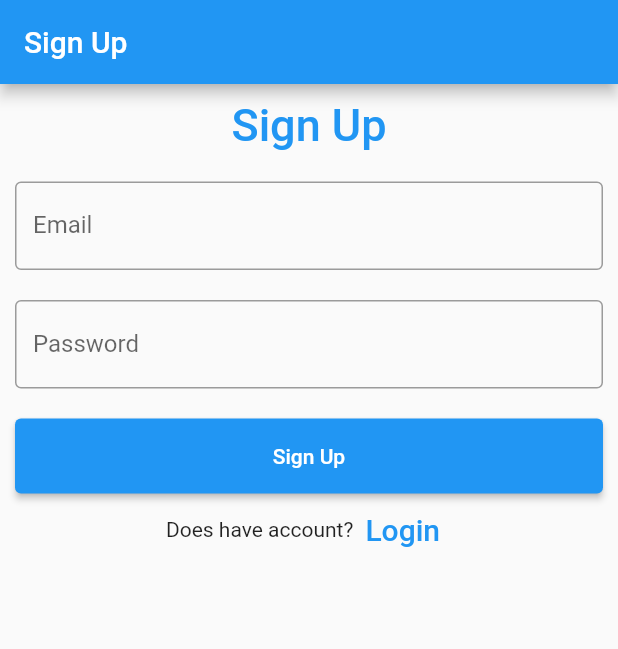
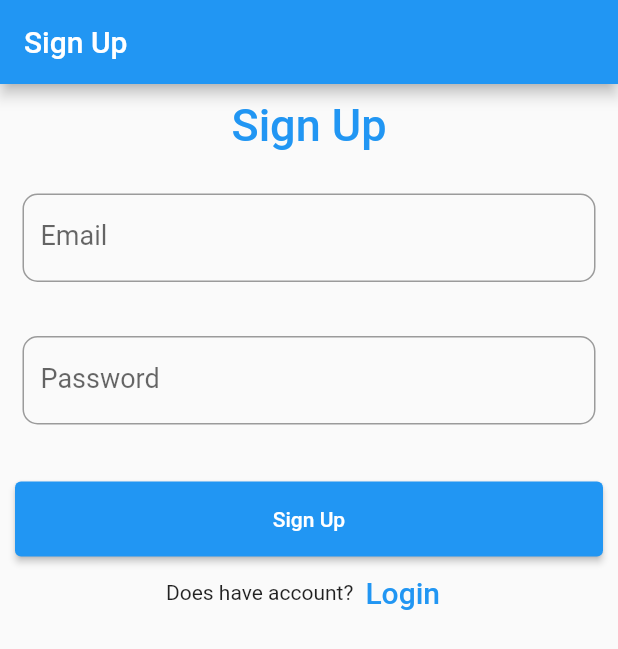
Before and after one commit to Dani025a/Flutter_Project, a Flutter app: the screen it shows after launch, after a tap on "Sign up", on a phone screen of 412 x 824 dp. Shown: the top 649 px of the screen. Run offline on Flutter 3.47's test engine with Material 2 defaults, Android fonts, the phone set to English and light mode, and no system bars; our stand-ins replace cloud_firestore, firebase_auth, firebase_core, fluttertoast; missing offline and left inert: dart:ffi; accounts and stored records are empty; network calls fail.

Commit message:
changed inputtext

```diff
--- a/lib/Screens/addScreen.dart
+++ b/lib/Screens/addScreen.dart
@@ -129,6 +129,9 @@ class _AddScreenState extends State<AddScreen> {
               mainAxisAlignment: MainAxisAlignment.spaceEvenly,
               children: [
                 ElevatedButton(
+                  style: ElevatedButton.styleFrom(
+                    minimumSize: const Size(380, 50),
+                  ),
                   onPressed: () {
                     addUser(
                         name: name.text,
--- a/lib/Screens/editScreen.dart
+++ b/lib/Screens/editScreen.dart
@@ -177,6 +177,9 @@ class _EditScreenState extends State<EditScreen> {
                     mainAxisAlignment: MainAxisAlignment.spaceEvenly,
                     children: [
                       ElevatedButton(
+                        style: ElevatedButton.styleFrom(
+                          minimumSize: const Size(380, 50),
+                        ),
                         onPressed: () {
                           if (_formkey.currentState!.validate()) {
                             setState(() {
--- a/lib/Screens/homeScreen.dart
+++ b/lib/Screens/homeScreen.dart
@@ -130,7 +130,8 @@ class _HomeScreenState extends State<HomeScreen> {
                                     ),
                                   ),
                                 ],
-                            ),
+                                crossAxisAlignment: CrossAxisAlignment.center,
+                                mainAxisAlignment: MainAxisAlignment.center),
                           ),
                         ],
                       ),
--- a/lib/Screens/loginScreen.dart
+++ b/lib/Screens/loginScreen.dart
@@ -33,24 +33,50 @@ class _LoginScreenState extends State<LoginScreen> {
                           fontSize: 30),
                     )),
                 Container(
-                  padding: const EdgeInsets.all(10),
-                  child: TextField(
+                  margin: const EdgeInsets.symmetric(
+                    vertical: 18,
+                    horizontal: 15,
+                  ),
+                  child: TextFormField(
+                    decoration: const InputDecoration(
+                      labelText: 'Email',
+                      labelStyle: TextStyle(fontSize: 18),
+                      errorStyle: TextStyle(color: Colors.red, fontSize: 15),
+                      border: OutlineInputBorder(
+                        borderRadius: BorderRadius.all(Radius.circular(10)),
+                      ),
+                    ),
                     controller: loginEmail,
-                    decoration: const InputDecoration(
-                      border: OutlineInputBorder(),
-                      labelText: 'Email',
-                    ),
+                    validator: (loginEmail) {
+                      if (loginEmail == null || loginEmail.isEmpty) {
+                        return 'Please enter email';
+                      }
+                      return null;
+                    },
                   ),
                 ),
                 Container(
-                  padding: const EdgeInsets.fromLTRB(10, 10, 10, 0),
-                  child: TextField(
+                  margin: const EdgeInsets.symmetric(
+                    vertical: 18,
+                    horizontal: 15,
+                  ),
+                  child: TextFormField(
+                    decoration: const InputDecoration(
+                      labelText: 'Password',
+                      labelStyle: TextStyle(fontSize: 18),
+                      errorStyle: TextStyle(color: Colors.red, fontSize: 15),
+                      border: OutlineInputBorder(
+                        borderRadius: BorderRadius.all(Radius.circular(10)),
+                      ),
+                    ),
+                    controller: loginPassword,
                     obscureText: true,
-                    controller: loginPassword,
-                    decoration: const InputDecoration(
-                      border: OutlineInputBorder(),
-                      labelText: 'Password',
-                    ),
+                    validator: (loginPassword) {
+                      if (loginPassword == null || loginPassword.isEmpty) {
+                        return 'Please enter Password';
+                      }
+                      return null;
+                    },
                   ),
                 ),
                 Container(
--- a/lib/Screens/signUpScreen.dart
+++ b/lib/Screens/signUpScreen.dart
@@ -33,24 +33,50 @@ class _SignUpScreenState extends State<SignUpScreen> {
                           fontSize: 30),
                     )),
                 Container(
-                  padding: const EdgeInsets.all(10),
-                  child: TextField(
+                  margin: const EdgeInsets.symmetric(
+                    vertical: 18,
+                    horizontal: 15,
+                  ),
+                  child: TextFormField(
+                    decoration: const InputDecoration(
+                      labelText: 'Email',
+                      labelStyle: TextStyle(fontSize: 18),
+                      errorStyle: TextStyle(color: Colors.red, fontSize: 15),
+                      border: OutlineInputBorder(
+                        borderRadius: BorderRadius.all(Radius.circular(10)),
+                      ),
+                    ),
                     controller: signUpEmail,
-                    decoration: const InputDecoration(
-                      border: OutlineInputBorder(),
-                      labelText: 'Email',
-                    ),
+                    validator: (signUpEmail) {
+                      if (signUpEmail == null || signUpEmail.isEmpty) {
+                        return 'Please enter email';
+                      }
+                      return null;
+                    },
                   ),
                 ),
                 Container(
-                  padding: const EdgeInsets.fromLTRB(10, 10, 10, 0),
-                  child: TextField(
+                  margin: const EdgeInsets.symmetric(
+                    vertical: 18,
+                    horizontal: 15,
+                  ),
+                  child: TextFormField(
+                    decoration: const InputDecoration(
+                      labelText: 'Password',
+                      labelStyle: TextStyle(fontSize: 18),
+                      errorStyle: TextStyle(color: Colors.red, fontSize: 15),
+                      border: OutlineInputBorder(
+                        borderRadius: BorderRadius.all(Radius.circular(10)),
+                      ),
+                    ),
+                    controller: signUpPassword,
                     obscureText: true,
-                    controller: signUpPassword,
-                    decoration: const InputDecoration(
-                      border: OutlineInputBorder(),
-                      labelText: 'Password',
-                    ),
+                    validator: (signUpPassword) {
+                      if (signUpPassword == null || signUpPassword.isEmpty) {
+                        return 'Please enter Password';
+                      }
+                      return null;
+                    },
                   ),
                 ),
                 Container(
```
Lines whose indentation alone changed are shown as unchanged.
